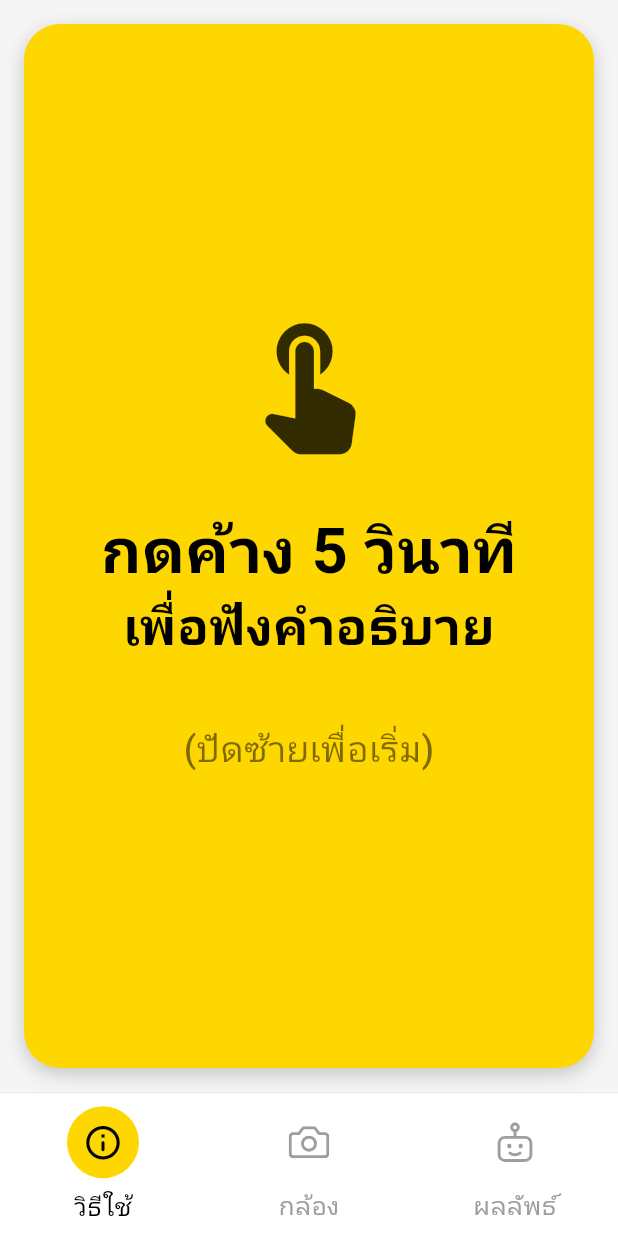
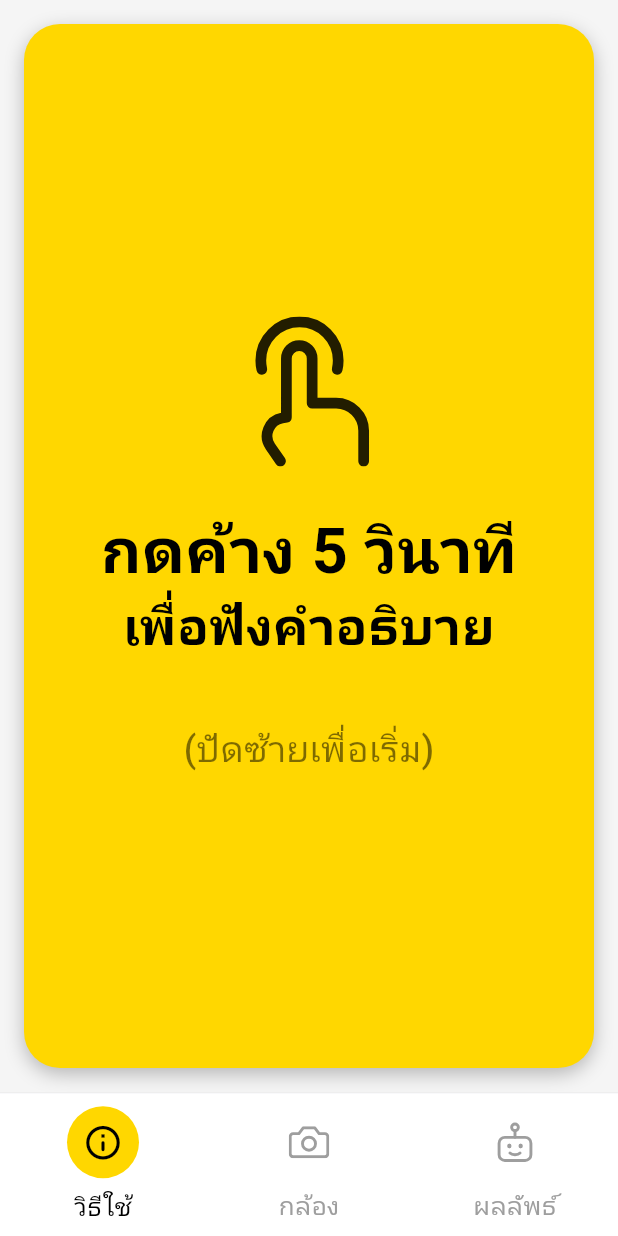
Before and after one commit to LunaBOY65/SeeForYou-mobile-app, a Flutter app: the screen it shows after launch, on a phone screen of 412 x 824 dp. Run offline on Flutter 3.47's test engine with Material 3 defaults, Android fonts, the phone set to English and light mode, and no system bars; our stand-ins replace audioplayers, camera, flutter_svg, google_fonts, image_picker; missing offline and left inert: google_mlkit_text_recognition; Roboto replaces fonts that are missing (Sarabun).

Commit message:
Add flashlight sounds, icon, and ML Kit dep
Add audio and UI feedback for flashlight and update intro UI/stability. Renamed intro audio to assets/audio/camera_is_ready.mp3 and added new audio assets (assets/audio/flashlight_on.mp3, assets/audio/flashlight_off.mp3) plus a one-finger-tap SVG (assets/icons/one-finger-tap.svg). Wire up flash on/off playback in camera_screen and add playFlashOn/playFlashOff methods to AudioFeedbackService; also add short haptic sequence for wrong-angle warnings. Update IntroScreen to use SvgPicture for the tap icon, stop/loop audio safely with mounted checks, simplify some haptic/timer logic, and tweak some color usages. Update pubspec.yaml to include google_mlkit_text_recognition and expose assets/icons/ and assets/audio/ (pubspec.lock updated accordingly).

```diff
--- a/lib/screens/intro/intro_screen.dart
+++ b/lib/screens/intro/intro_screen.dart
@@ -2,6 +2,7 @@ import 'dart:async';
 import 'package:audioplayers/audioplayers.dart';
 import 'package:flutter/material.dart';
 import 'package:flutter/services.dart';
+import 'package:flutter_svg/svg.dart';
 
 class IntroScreen extends StatefulWidget {
   final VoidCallback? onNext;
@@ -41,6 +42,10 @@ class _IntroScreenState extends State<IntroScreen> {
       }
 
       await _hintPlayer.setReleaseMode(ReleaseMode.loop); // ตั้งโหมดวนลูป
+
+      // เช็คว่าหน้าจอยังอยู่ไหม ถ้าถูกปิดไปแล้ว (dispose) ไม่ต้องเล่นต่อ
+      if (!mounted) return;
+
       await _hintPlayer.play(AssetSource('audio/hint.mp3'));
     } catch (e) {
       debugPrint("Hint Audio Error: $e");
@@ -52,14 +57,16 @@ class _IntroScreenState extends State<IntroScreen> {
     _hintPlayer.stop();
     _secondsHeld = 0;
 
-    _holdTimer = Timer.periodic(const Duration(seconds: 1), (timer) {
+    _holdTimer = Timer.periodic(const Duration(seconds: 1), (_) {
       _secondsHeld++;
 
       // สั่นแรง 2 จังหวะ (Tick Tick) เพื่อบอกว่าผ่านไป 1 วิแล้ว
+      // HapticFeedback.heavyImpact();
+      // Future.delayed(const Duration(milliseconds: 200), () {
+      //   if (mounted) HapticFeedback.heavyImpact();
+      // });
+
       HapticFeedback.heavyImpact();
-      Future.delayed(const Duration(milliseconds: 200), () {
-        if (mounted) HapticFeedback.heavyImpact();
-      });
 
       if (_secondsHeld >= 5) {
         // เมื่อครบ 5 วิ
@@ -93,6 +100,7 @@ class _IntroScreenState extends State<IntroScreen> {
   }
 
   void _triggerNextPage() {
+    _hintPlayer.stop();
     _audioPlayer.stop(); // หยุดเสียง
     // เรียกใช้ callback ที่ส่งมาจาก RootScreen เพื่อเปลี่ยน index
     widget.onNext?.call();
@@ -130,7 +138,7 @@ class _IntroScreenState extends State<IntroScreen> {
                 borderRadius: BorderRadius.circular(24),
                 boxShadow: [
                   BoxShadow(
-                    color: Colors.black.withValues(alpha: 0.2),
+                    color: Colors.black26,
                     blurRadius: 10,
                     offset: const Offset(0, 4),
                   ),
@@ -139,10 +147,14 @@ class _IntroScreenState extends State<IntroScreen> {
               child: Column(
                 mainAxisAlignment: MainAxisAlignment.center,
                 children: [
-                  Icon(
-                    Icons.touch_app_rounded,
-                    size: 100,
-                    color: Colors.black.withValues(alpha: 0.8),
+                  SvgPicture.asset(
+                    'assets/icons/one-finger-tap.svg', // อย่าลืมวางไฟล์ไว้ใน assets/icons/ และประกาศใน pubspec.yaml
+                    width: 100,
+                    height: 100,
+                    colorFilter: const ColorFilter.mode(
+                      Colors.black87,
+                      BlendMode.srcIn,
+                    ),
                   ),
                   const SizedBox(height: 30),
                   const Text(
--- a/pubspec.yaml
+++ b/pubspec.yaml
@@ -42,6 +42,7 @@ dependencies:
   sqflite: ^2.4.2
   camera: ^0.11.2+1
   audioplayers: ^6.5.1
+  google_mlkit_text_recognition: ^0.15.0
 
 dev_dependencies:
   flutter_test:
@@ -69,6 +70,7 @@ flutter:
   assets:
     # - images/a_dot_burr.jpeg
     - assets/icons/
+    - assets/audio/
 
   # An image asset can refer to one or more resolution-specific "variants", see
   # https://flutter.dev/to/resolution-aware-images
```
Also changed, not shown: lib/screens/camera/camera_screen.dart (+8 -0 lines), lib/screens/camera/components/camera_overlay.dart (+6 -1 lines), lib/services/audio_feedback_service.dart (+22 -2 lines), assets/icons/one-finger-tap.svg (added), pubspec.lock, 4 other files.
